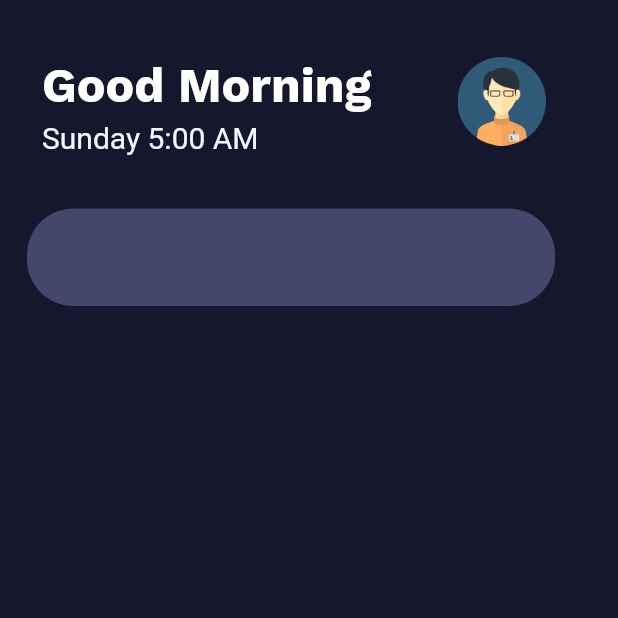
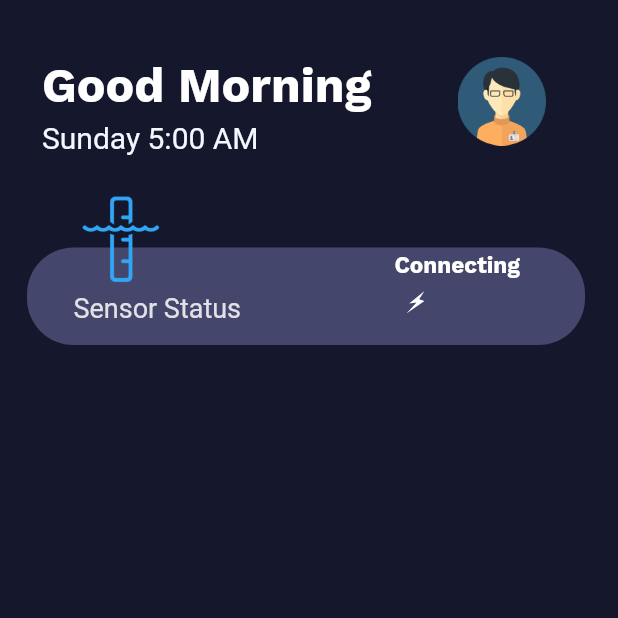
Before and after one commit to Umair777/smarttank, a Flutter app: the screen it shows after launch, on a phone screen of 412 x 824 dp, the top half of it. Run offline on Flutter 3.47's test engine with Material 2 defaults, Android fonts, the phone set to English and light mode, and no system bars; our stand-ins replace flutter_svg; Roboto replaces fonts that are missing (Work Sans).

Commit message:
st2: Sensor Status in Dashboard.

```diff
--- a/lib/dashboard.dart
+++ b/lib/dashboard.dart
@@ -23,12 +23,12 @@ class Dashboard extends StatelessWidget {
                   child: Stack(
                     children: <Widget>[
                       Positioned(
-                          top: 139,
+                        top: 165,
                         left: 18,
                         child: Container(
-                              width: 352,
+                          width: 372,
                           height: 65,
-                              decoration: BoxDecoration(
+                          decoration: const BoxDecoration(
                             borderRadius: BorderRadius.only(
                               topLeft: Radius.circular(31),
                               topRight: Radius.circular(31),
@@ -36,7 +36,61 @@ class Dashboard extends StatelessWidget {
                               bottomRight: Radius.circular(31),
                             ),
                             color: Color.fromRGBO(69, 70, 107, 1),
-                              ))),
+                          ),
+                        ),
+                      ),
+                      const Positioned(
+                          top: 198,
+                          left: 49,
+                          child: Text(
+                            'Sensor Status',
+                            textAlign: TextAlign.left,
+                            style: TextStyle(
+                                color: Color.fromRGBO(
+                                    255, 255, 255, 0.8399999737739563),
+                                fontFamily: 'Work Sans',
+                                fontSize: 18,
+                                letterSpacing:
+                                    0 /*percentages not used in flutter. defaulting to zero*/,
+                                fontWeight: FontWeight.normal,
+                                height: 1),
+                          )),
+                      Positioned(
+                        top: 168,
+                        left: 263,
+                        child: Text(
+                          'Connecting',
+                          style: TextStyle(
+                            fontFamily: 'WorkSans',
+                            color: Colors.white,
+                            fontSize: 15,
+                            fontWeight: FontWeight.w600,
+                          ),
+                        ),
+                      ),
+                      Positioned(
+                        top: 194,
+                        left: 271,
+                        child: SvgPicture.asset('assets/images/vector16.svg',
+                            semanticsLabel: 'vector16'),
+                      ),
+                      Positioned(
+                        top: 106,
+                        left: 38,
+                        child: Container(
+                          width: 85,
+                          height: 107,
+                          decoration: BoxDecoration(
+                            image: DecorationImage(
+                              image: AssetImage(
+                                  'assets/images/Liquidlevelcontrolicon1.png'),
+                              fit: BoxFit.fitWidth,
+                              colorFilter: ColorFilter.mode(Colors.white,
+                                  BlendMode.modulate), // Apply color filter
+                            ),
+                          ),
+                        ),
+                      ),
                       Positioned(
                         top: 38,
                         left: 305,
@@ -45,10 +99,12 @@ class Dashboard extends StatelessWidget {
                           height: 59,
                           decoration: BoxDecoration(
                             image: DecorationImage(
-                                    image:
-                                        AssetImage('assets/images/Pngegg1.png'),
-                                    fit: BoxFit.fitWidth),
-                              ))),
+                              image: AssetImage('assets/images/Pngegg1.png'),
+                              fit: BoxFit.fitWidth,
+                            ),
+                          ),
+                        ),
+                      ),
                       Positioned(
                         top: 83,
                         left: 28,
@@ -59,11 +115,12 @@ class Dashboard extends StatelessWidget {
                             color: Color.fromRGBO(241, 248, 255, 1),
                             fontFamily: 'Work Sans',
                             fontSize: 20,
-                                letterSpacing:
-                                    0 /*percentages not used in flutter. defaulting to zero*/,
+                            letterSpacing: 0,
                             fontWeight: FontWeight.normal,
-                                height: 1),
-                          )),
+                            height: 1,
+                          ),
+                        ),
+                      ),
                       Positioned(
                         top: 38,
                         left: 28,
```
Lines whose indentation alone changed are shown as unchanged.
